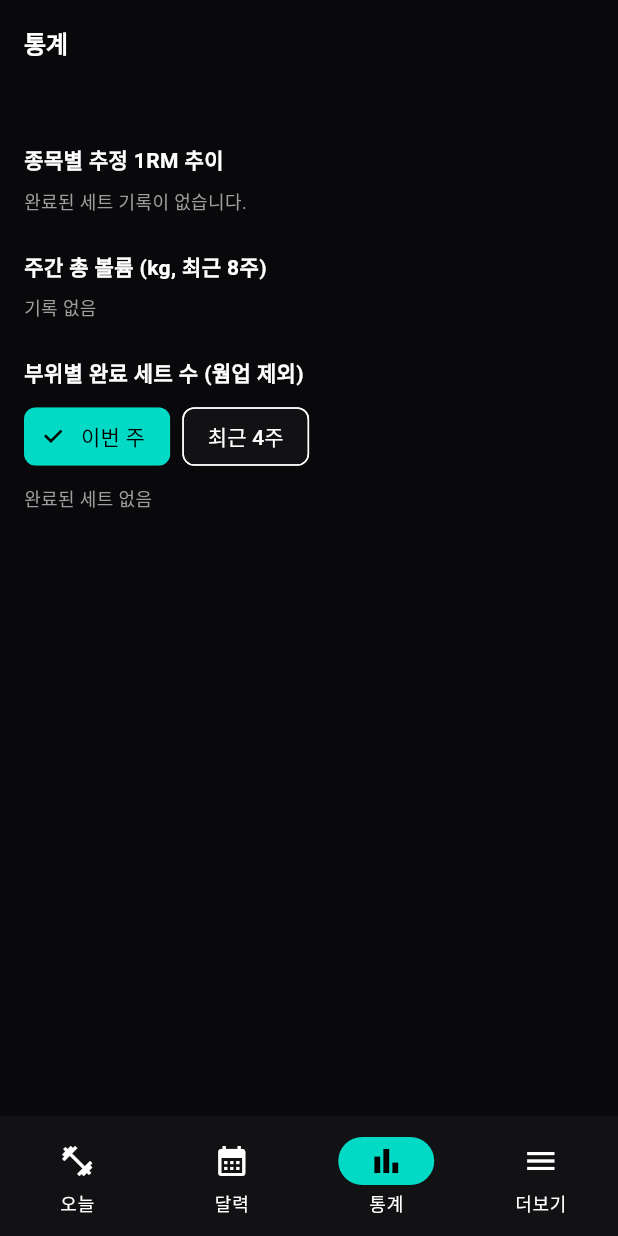
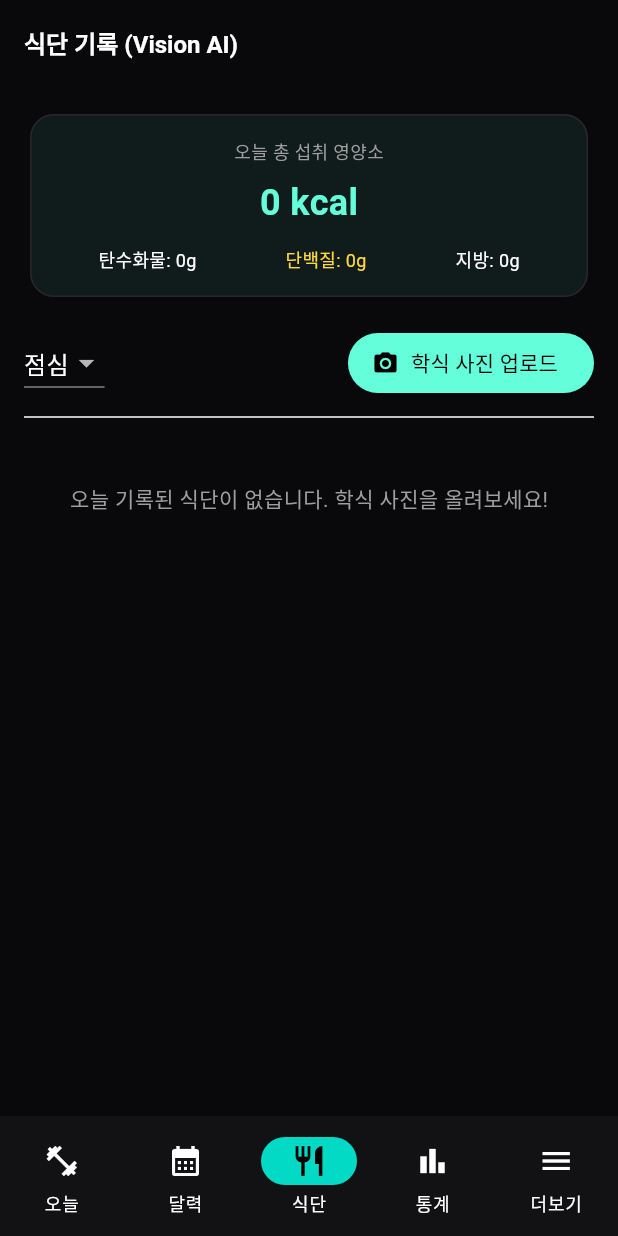
Before and after one commit to chuns3hun/workout-app, a Flutter app: the screen it shows after launch, item 3 of the bottom bar chosen, on a phone screen of 412 x 824 dp. Run offline on Flutter 3.47's test engine with Material 3 defaults, Android fonts, the phone set to English and light mode, and no system bars; our stand-ins replace fl_chart, shared_preferences; missing offline and left inert: dart:html.

Commit message:
Complete Vision AI FoodPage integration

````diff
--- a/lib/models.dart
+++ b/lib/models.dart
@@ -56,12 +56,12 @@ class Exercise {
   int minReps;
   int maxReps;
   bool isCollapsed;
-  int rev = 0; // 입력창 상태 재생성용 (저장 안 함)
+  int rev = 0;
 
   Exercise(
     this.name,
     this.sets, {
-    this.targetMuscle = '기타',
+    this.targetMuscle = '가슴',
     this.memo = '',
     this.supersetGroup = 'NONE',
     this.minReps = 8,
@@ -181,3 +181,75 @@ class BodyRecord {
         (j['f'] as num?)?.toDouble(),
       );
 }
+
+// ---------- 식단 모델 ----------
+class FoodItem {
+  String name;
+  double calories;
+  double carbs;
+  double protein;
+  double fat;
+
+  FoodItem({
+    required this.name,
+    required this.calories,
+    required this.carbs,
+    required this.protein,
+    required this.fat,
+  });
+
+  Map<String, dynamic> toJson() => {
+        'n': name,
+        'cal': calories,
+        'c': carbs,
+        'p': protein,
+        'f': fat,
+      };
+
+  factory FoodItem.fromJson(Map<String, dynamic> j) => FoodItem(
+        name: j['n'] as String,
+        calories: (j['cal'] as num).toDouble(),
+        carbs: (j['c'] as num).toDouble(),
+        protein: (j['p'] as num).toDouble(),
+        fat: (j['f'] as num).toDouble(),
+      );
+}
+
+class MealEntry {
+  String id;
+  String date;
+  String mealType;
+  String? imageBase64;
+  List<FoodItem> foods;
+
+  MealEntry({
+    required this.id,
+    required this.date,
+    required this.mealType,
+    this.imageBase64,
+    required this.foods,
+  });
+
+  double get totalCalories => foods.fold(0.0, (a, b) => a + b.calories);
+  double get totalCarbs => foods.fold(0.0, (a, b) => a + b.carbs);
+  double get totalProtein => foods.fold(0.0, (a, b) => a + b.protein);
+  double get totalFat => foods.fold(0.0, (a, b) => a + b.fat);
+
+  Map<String, dynamic> toJson() => {
+        'id': id,
+        'd': date,
+        'mt': mealType,
+        'img': imageBase64,
+        'f': foods.map((e) => e.toJson()).toList(),
+      };
+
+  factory MealEntry.fromJson(Map<String, dynamic> j) => MealEntry(
+        id: j['id'] as String,
+        date: j['d'] as String,
+        mealType: j['mt'] as String? ?? '점심',
+        imageBase64: j['img'] as String?,
+        foods: (j['f'] as List)
+            .map((e) => FoodItem.fromJson(e as Map<String, dynamic>))
+            .toList(),
+      );
+}
--- /dev/null
+++ b/lib/pages/food_page.dart
@@ -0,0 +1,256 @@
+import 'dart:convert';
+import 'dart:html' as html;
+import 'package:flutter/material.dart';
+import '../models.dart';
+import '../store.dart';
+import '../utils.dart';
+
+class FoodPage extends StatefulWidget {
+  final Store store;
+  const FoodPage({super.key, required this.store});
+
+  @override
+  State<FoodPage> createState() => _FoodPageState();
+}
+
+class _FoodPageState extends State<FoodPage> {
+  bool _isLoading = false;
+  String selectedMealType = '점심';
+
+  void _analyzeAndAddFood() {
+    final input = html.FileUploadInputElement()..accept = 'image/*';
+    input.click();
+    input.onChange.listen((e) {
+      final files = input.files;
+      if (files != null && files.isNotEmpty) {
+        final reader = html.FileReader();
+        reader.readAsDataUrl(files[0]);
+        reader.onLoadEnd.listen((e) async {
+          final dataUrl = reader.result as String;
+          final base64Image = dataUrl.split(',').last;
+
+          setState(() => _isLoading = true);
+
+          try {
+            final foods = await FoodAnalyzer.analyzeMealImage(base64Image);
+            final newMeal = MealEntry(
+              id: DateTime.now().millisecondsSinceEpoch.toString(),
+              date: dateKey(DateTime.now()),
+              mealType: selectedMealType,
+              imageBase64: base64Image,
+              foods: foods,
+            );
+
+            setState(() {
+              widget.store.meals.add(newMeal);
+            });
+            await widget.store.save();
+            if (mounted) {
+              snack(context, '✨ AI 식단 분석이 완료되었습니다.');
+            }
+          } catch (err) {
+            if (mounted) {
+              snack(context, '분석 실패: ${err.toString()}');
+            }
+          } finally {
+            if (mounted) setState(() => _isLoading = false);
+          }
+        });
+      }
+    });
+  }
+
+  void _addManualFoodItem(MealEntry meal) {
+    final nameCtrl = TextEditingController();
+    final calCtrl = TextEditingController();
+    final cCtrl = TextEditingController();
+    final pCtrl = TextEditingController();
+    final fCtrl = TextEditingController();
+
+    showDialog(
+      context: context,
+      builder: (ctx) => AlertDialog(
+        title: const Text('음식 항목 수동 추가'),
+        content: Column(
+          mainAxisSize: MainAxisSize.min,
+          children: [
+            TextField(controller: nameCtrl, decoration: const InputDecoration(hintText: '음식명 (예: 제육볶음)')),
+            TextField(controller: calCtrl, decoration: const InputDecoration(hintText: '칼로리 (kcal)'), keyboardType: TextInputType.number),
+            TextField(controller: cCtrl, decoration: const InputDecoration(hintText: '탄수화물 (g)'), keyboardType: TextInputType.number),
+            TextField(controller: pCtrl, decoration: const InputDecoration(hintText: '단백질 (g)'), keyboardType: TextInputType.number),
+            TextField(controller: fCtrl, decoration: const InputDecoration(hintText: '지방 (g)'), keyboardType: TextInputType.number),
+          ],
+        ),
+        actions: [
+          TextButton(
+            onPressed: () {
+              final item = FoodItem(
+                name: nameCtrl.text.trim().isEmpty ? '음식' : nameCtrl.text.trim(),
+                calories: double.tryParse(calCtrl.text) ?? 0,
+                carbs: double.tryParse(cCtrl.text) ?? 0,
+                protein: double.tryParse(pCtrl.text) ?? 0,
+                fat: double.tryParse(fCtrl.text) ?? 0,
+              );
+              setState(() {
+                meal.foods.add(item);
+              });
+              widget.store.save();
+              Navigator.pop(ctx);
+            },
+            child: const Text('추가'),
+          )
+        ],
+      ),
+    );
+  }
+
+  @override
+  Widget build(BuildContext context) {
+    final todayStr = dateKey(DateTime.now());
+    final todayMeals = widget.store.meals.where((m) => m.date == todayStr).toList();
+
+    double totalCal = todayMeals.fold(0.0, (a, b) => a + b.totalCalories);
+    double totalC = todayMeals.fold(0.0, (a, b) => a + b.totalCarbs);
+    double totalP = todayMeals.fold(0.0, (a, b) => a + b.totalProtein);
+    double totalF = todayMeals.fold(0.0, (a, b) => a + b.totalFat);
+
+    return Scaffold(
+      appBar: AppBar(title: const Text('식단 기록 (Vision AI)')),
+      body: _isLoading
+          ? const Center(
+              child: Column(
+                mainAxisAlignment: MainAxisAlignment.center,
+                children: [
+                  CircularProgressIndicator(color: Colors.tealAccent),
+                  SizedBox(height: 16),
+                  Text('🤖 AI가 학식 영양소를 분석하고 있습니다...', style: TextStyle(color: Colors.tealAccent)),
+                ],
+              ),
+            )
+          : ListView(
+              padding: const EdgeInsets.all(16),
+              children: [
+                Card(
+                  color: Colors.tealAccent.withOpacity(0.08),
+                  child: Padding(
+                    padding: const EdgeInsets.all(16),
+                    child: Column(
+                      children: [
+                        const Text('오늘 총 섭취 영양소', style: TextStyle(fontSize: 12, color: Colors.grey)),
+                        const SizedBox(height: 8),
+                        Text('${fmt(totalCal)} kcal',
+                            style: const TextStyle(fontSize: 24, fontWeight: FontWeight.bold, color: Colors.tealAccent)),
+                        const SizedBox(height: 12),
+                        Row(
+                          mainAxisAlignment: MainAxisAlignment.spaceAround,
+                          children: [
+                            Text('탄수화물: ${fmt(totalC)}g', style: const TextStyle(fontSize: 12)),
+                            Text('단백질: ${fmt(totalP)}g', style: const TextStyle(fontSize: 12, color: Colors.amberAccent)),
+                            Text('지방: ${fmt(totalF)}g', style: const TextStyle(fontSize: 12)),
+                          ],
+                        )
+                      ],
+                    ),
+                  ),
+                ),
+                const SizedBox(height: 16),
+                Row(
+                  children: [
+                    DropdownButton<String>(
+                      value: selectedMealType,
+                      items: ['아침', '점심', '저녁', '간식']
+                          .map((t) => DropdownMenuItem(value: t, child: Text(t)))
+                          .toList(),
+                      onChanged: (v) => setState(() => selectedMealType = v!),
+                    ),
+                    const Spacer(),
+                    ElevatedButton.icon(
+                      style: ElevatedButton.styleFrom(
+                        backgroundColor: Colors.tealAccent,
+                        foregroundColor: Colors.black,
+                      ),
+                      icon: const Icon(Icons.camera_alt, size: 18),
+                      label: const Text('학식 사진 업로드'),
+                      onPressed: _analyzeAndAddFood,
+                    ),
+                  ],
+                ),
+                const Divider(height: 24),
+                if (todayMeals.isEmpty)
+                  const Center(
+                    child: Padding(
+                      padding: EdgeInsets.symmetric(vertical: 32),
+                      child: Text('오늘 기록된 식단이 없습니다. 학식 사진을 올려보세요!', style: TextStyle(color: Colors.grey)),
+                    ),
+                  )
+                else
+                  for (final meal in todayMeals.reversed)
+                    Card(
+                      margin: const EdgeInsets.symmetric(vertical: 8),
+                      child: Padding(
+                        padding: const EdgeInsets.all(12),
+                        child: Column(
+                          crossAxisAlignment: CrossAxisAlignment.start,
+                          children: [
+                            Row(
+                              children: [
+                                Text('${meal.mealType} - ${fmt(meal.totalCalories)} kcal',
+                                    style: const TextStyle(fontWeight: FontWeight.bold, color: Colors.tealAccent)),
+                                const Spacer(),
+                                IconButton(
+                                  icon: const Icon(Icons.add, size: 18, color: Colors.grey),
+                                  onPressed: () => _addManualFoodItem(meal),
+                                ),
+                                IconButton(
+                                  icon: const Icon(Icons.close, size: 18, color: Colors.grey),
+                                  onPressed: () {
+                                    setState(() => widget.store.meals.remove(meal));
+                                    widget.store.save();
+                                  },
+                                ),
+                              ],
+                            ),
+                            if (meal.imageBase64 != null) ...[
+                              const SizedBox(height: 8),
+                              ClipRRect(
+                                borderRadius: BorderRadius.circular(8),
+                                child: Image.memory(
+                                  base64Decode(meal.imageBase64!),
+                                  height: 160,
+                                  width: double.infinity,
+                                  fit: BoxFit.cover,
+                                ),
+                              ),
+                            ],
+                            const SizedBox(height: 8),
+                            for (var idx = 0; idx < meal.foods.length; idx++) ...[
+                              Padding(
+                                padding: const EdgeInsets.symmetric(vertical: 2),
+                                child: Row(
+                                  children: [
+                                    Text('• ${meal.foods[idx].name}', style: const TextStyle(fontSize: 13)),
+                                    const Spacer(),
+                                    Text(
+                                      '${fmt(meal.foods[idx].calories)}kcal (탄:${fmt(meal.foods[idx].carbs)}g/단:${fmt(meal.foods[idx].protein)}g/지:${fmt(meal.foods[idx].fat)}g)',
+                                      style: const TextStyle(fontSize: 11, color: Colors.grey),
+                                    ),
+                                    IconButton(
+                                      icon: const Icon(Icons.remove_circle_outline, size: 14, color: Colors.grey),
+                                      onPressed: () {
+                                        setState(() => meal.foods.removeAt(idx));
+                                        widget.store.save();
+                                      },
+                                    )
+                                  ],
+                                ),
+                              )
+                            ]
+                          ],
+                        ),
+                      ),
+                    ),
+              ],
+            ),
+    );
+  }
+}
--- a/lib/pages/home_shell.dart
+++ b/lib/pages/home_shell.dart
@@ -1,11 +1,12 @@
 import 'package:flutter/material.dart';
 import '../store.dart';
 import 'calendar_page.dart';
+import 'food_page.dart';
 import 'more_page.dart';
 import 'session_page.dart';
 import 'stats_page.dart';
 
-/// 하단 탭: 오늘 / 달력 / 통계 / 더보기
+/// 하단 탭: 오늘 / 달력 / 식단 / 통계 / 더보기
 class HomeShell extends StatefulWidget {
   final Store store;
   const HomeShell({super.key, required this.store});
@@ -21,12 +22,12 @@ class _HomeShellState extends State<HomeShell> {
   Widget build(BuildContext context) {
     final st = widget.store;
     return Scaffold(
-      // IndexedStack: 탭을 전환해도 오늘 탭의 휴식 타이머·입력 상태가 유지됨
       body: IndexedStack(
         index: _i,
         children: [
           SessionPage(store: st),
           CalendarPage(store: st),
+          FoodPage(store: st),
           StatsPage(store: st),
           MorePage(store: st),
         ],
@@ -37,6 +38,7 @@ class _HomeShellState extends State<HomeShell> {
         destinations: const [
           NavigationDestination(icon: Icon(Icons.fitness_center), label: '오늘'),
           NavigationDestination(icon: Icon(Icons.calendar_month), label: '달력'),
+          NavigationDestination(icon: Icon(Icons.restaurant), label: '식단'),
           NavigationDestination(icon: Icon(Icons.bar_chart), label: '통계'),
           NavigationDestination(icon: Icon(Icons.menu), label: '더보기'),
         ],
--- a/lib/pages/more_page.dart
+++ b/lib/pages/more_page.dart
@@ -2,6 +2,7 @@ import 'package:flutter/material.dart';
 import '../store.dart';
 import 'body_page.dart';
 import 'data_dialog.dart';
+import 'food_page.dart';
 import 'history_page.dart';
 import 'routine_page.dart';
 
@@ -10,7 +11,7 @@ class MorePage extends StatelessWidget {
   const MorePage({super.key, required this.store});
 
   void _open(BuildContext c, Widget page) =>
-      Navigator.push(c, MaterialPageRoute(builder: (_) => page));
+    Navigator.push(c, MaterialPageRoute(builder: (_) => page));
 
   Future<void> _setRest(BuildContext context) async {
     final c = TextEditingController(text: '${store.defaultRestSeconds}');
@@ -64,6 +65,8 @@ class MorePage extends StatelessWidget {
         body: ListView(children: [
           _tile(Icons.folder_open, '루틴 관리',
               () => _open(context, RoutinePage(store: store))),
+          _tile(Icons.restaurant, '식단 기록 (Vision AI)',
+              () => _open(context, FoodPage(store: store))),
           _tile(Icons.monitor_weight_outlined, '신체 기록',
               () => _open(context, BodyPage(store: store))),
           _tile(Icons.history, '운동 목록',
--- a/lib/pages/session_page.dart
+++ b/lib/pages/session_page.dart
@@ -5,6 +5,7 @@ import '../store.dart';
 import '../utils.dart';
 import '../widgets/exercise_card.dart';
 import 'data_dialog.dart';
+import 'food_page.dart';
 
 /// 운동 기록 화면. session == null 이면 "오늘" 탭용.
 class SessionPage extends StatefulWidget {
--- a/lib/store.dart
+++ b/lib/store.dart
@@ -1,41 +1,101 @@
-import 'dart:async';
 import 'dart:convert';
 import 'package:flutter/foundation.dart';
+import 'package:http/http.dart' as http;
 import 'package:shared_preferences/shared_preferences.dart';
 import 'models.dart';
 import 'utils.dart';
 
-/// 앱 전체 데이터 + 저장/불러오기.
-/// save()는 250ms 디바운스 후 저장하고 리스너(달력·통계 등)에 알림.
+// ⚠️ 본인의 Gemini API 키 입력
+const String geminiApiKey = 'AQ.Ab8RN6LGD5Dwmlsq_qBKjp2AEX8a7F_Q2pTbeo3iYmfVX3ySYw';
+
+class FoodAnalyzer {
+  static Future<List<FoodItem>> analyzeMealImage(String base64Image) async {
+    if (geminiApiKey == 'YOUR_GEMINI_API_KEY' || geminiApiKey.isEmpty) {
+      throw Exception('Gemini API 키가 설정되지 않았습니다.');
+    }
+
+    final url = Uri.parse(
+        'https://generativelanguage.googleapis.com/v1beta/models/gemini-1.5-flash:generateContent?key=$geminiApiKey');
+
+    const promptText = '''
+너는 영양학 전문가야. 전달된 식단/학식 사진을 분석해서 포함된 음식 항목별 영양성분을 정밀하게 추정해줘.
+반드시 아래와 같은 순수한 JSON 배열 형식으로만 응답해줘. 다른 서론이나 설명은 절대 붙이지 마:
+[
+  {
+    "name": "음식명",
+    "calories": 칼로리(kcal숫자만),
+    "carbs": 탄수화물(g숫자만),
+    "protein": 단백질(g숫자만),
+    "fat": 지방(g숫자만)
+  }
+]
+''';
+
+    final body = jsonEncode({
+      "contents": [
+        {
+          "parts": [
+            {"text": promptText},
+            {
+              "inline_data": {
+                "mime_type": "image/jpeg",
+                "data": base64Image
+              }
+            }
+          ]
+        }
+      ]
+    });
+
+    final response = await http.post(
+      url,
+      headers: {'Content-Type': 'application/json'},
+      body: body,
+    );
+
+    if (response.statusCode == 200) {
+      final resJson = jsonDecode(response.body);
+      final rawText = resJson['candidates']?[0]?['content']?['parts']?[0]?['text'] as String?;
+      if (rawText == null) throw Exception('분석 결과를 가져오지 못했습니다.');
+
+      final cleanJsonStr = rawText
+          .replaceAll('```json', '')
+          .replaceAll('```', '')
+          .trim();
+
+      final List decoded = jsonDecode(cleanJsonStr);
+      return decoded.map((e) => FoodItem.fromJson(e as Map<String, dynamic>)).toList();
+    } else {
+      throw Exception('API 호출 실패: ${response.statusCode}');
+    }
+  }
+}
+
 class Store extends ChangeNotifier {
   final List<Session> sessions = [];
   final List<Routine> routines = [];
   final List<BodyRecord> bodyRecords = [];
+  final List<MealEntry> meals = [];
   int defaultRestSeconds = 90;
   String? lastBackup;
 
-  static const _keys = ['sessions', 'routines', 'body_records', 'rest_sec'];
-  Timer? _debounce;
+  static const _keys = ['sessions', 'routines', 'body_records', 'meals', 'rest_sec', 'last_backup'];
 
   static List<T> _l<T>(dynamic raw, T Function(Map<String, dynamic>) f) =>
       ((raw as List?) ?? []).map((e) => f(e as Map<String, dynamic>)).toList();
 
-  // 종목이 없는 빈 세션은 저장하지 않음
   Map<String, dynamic> _toMap() => {
-        'sessions': sessions
-            .where((s) => s.exercises.isNotEmpty)
-            .map((s) => s.toJson())
-            .toList(),
+        'sessions': sessions.map((s) => s.toJson()).toList(),
         'routines': routines.map((r) => r.toJson()).toList(),
         'body_records': bodyRecords.map((b) => b.toJson()).toList(),
+        'meals': meals.map((m) => m.toJson()).toList(),
         'rest_sec': defaultRestSeconds,
+        'last_backup': lastBackup,
       };
 
   void _apply(Map<String, dynamic> m) {
     if (m['sessions'] != null) {
       final l = _l(m['sessions'], Session.fromJson)
-          .where((s) => s.exercises.isNotEmpty)
-          .toList()
         ..sort((a, b) => a.date.compareTo(b.date));
       sessions
         ..clear()
@@ -52,9 +112,19 @@ class Store extends ChangeNotifier {
         ..addAll(_l(m['body_records'], BodyRecord.fromJson)
           ..sort((a, b) => a.date.compareTo(b.date)));
     }
+    if (m['meals'] != null) {
+      meals
+        ..clear()
+        ..addAll(_l(m['meals'], MealEntry.fromJson)
+          ..sort((a, b) => a.date.compareTo(b.date)));
+    }
     if (m['rest_sec'] != null) {
       defaultRestSeconds = m['rest_sec'] as int? ?? 90;
     }
+    if (m['last_backup'] != null) {
+      lastBackup = m['last_backup'] as String?;
+    }
+    notifyListeners();
   }
 
   Future<void> load() async {
@@ -65,20 +135,9 @@ class Store extends ChangeNotifier {
       if (s != null) m[k] = jsonDecode(s);
     }
     _apply(m);
-    lastBackup = p.getString('last_backup');
   }
 
-  void save() {
-    _debounce?.cancel();
-    _debounce = Timer(const Duration(milliseconds: 250), _persist);
-  }
-
-  Future<void> saveNow() {
-    _debounce?.cancel();
-    return _persist();
-  }
-
-  Future<void> _persist() async {
+  Future<void> save() async {
     final p = await SharedPreferences.getInstance();
     final m = _toMap();
     for (final k in _keys) {
@@ -87,41 +146,35 @@ class Store extends ChangeNotifier {
     notifyListeners();
   }
 
-  void setRestSeconds(int v) {
-    defaultRestSeconds = v.clamp(10, 900).toInt();
-    save();
+  bool get needsBackup {
+    if (lastBackup == null) return true;
+    final b = DateTime.tryParse(lastBackup!);
+    if (b == null) return true;
+    return DateTime.now().difference(b).inDays >= 7;
+  }
+
+  int? daysSinceBackup() {
+    if (lastBackup == null) return null;
+    final b = DateTime.tryParse(lastBackup!);
+    if (b == null) return null;
+    return DateTime.now().difference(b).inDays;
   }
 
   Future<void> markBackup() async {
     lastBackup = dateKey(DateTime.now());
-    final p = await SharedPreferences.getInstance();
-    await p.setString('last_backup', lastBackup!);
-    notifyListeners();
+    await save();
   }
 
-  int? daysSinceBackup() {
-    if (lastBackup == null) return null;
-    final d = DateTime.tryParse(lastBackup!);
-    if (d == null) return null;
-    final n = DateTime.now();
-    return DateTime(n.year, n.month, n.day)
-        .difference(DateTime(d.year, d.month, d.day))
-        .inDays;
-  }
-
-  // 기록이 3회 이상 쌓였고, 백업이 없거나 14일 이상 지났을 때
-  bool get needsBackup {
-    if (sessions.where((s) => s.exercises.isNotEmpty).length < 3) return false;
-    final d = daysSinceBackup();
-    return d == null || d >= 14;
+  Future<void> setRestSeconds(int sec) async {
+    defaultRestSeconds = sec;
+    await save();
   }
 
   String exportJson() => jsonEncode(_toMap());
 
   String exportCsv() {
     final sb = StringBuffer();
-    sb.writeln(
-        'Date,Routine,Exercise,TargetMuscle,SetType,Weight,Reps,RPE,Completed');
+    sb.writeln('Date,Routine,Exercise,TargetMuscle,SetType,Weight,Reps,RPE,Completed');
     for (final s in sessions) {
       for (final e in s.exercises) {
         for (final set in e.sets) {
@@ -135,18 +188,14 @@ class Store extends ChangeNotifier {
 
   Future<void> importJson(String raw) async {
     final d = jsonDecode(raw);
-    final map = d is List ? {'sessions': d} : d as Map<String, dynamic>;
-    if (!map.containsKey('sessions')) {
-      throw const FormatException('백업 파일 형식이 아닙니다.');
-    }
     final before = jsonDecode(jsonEncode(_toMap())) as Map<String, dynamic>;
     try {
-      _apply(map);
+      _apply(d is List ? {'sessions': d} : d as Map<String, dynamic>);
     } catch (e) {
       _apply(before);
       rethrow;
     }
-    await saveNow();
+    await save();
   }
 
   Session today() {
@@ -158,7 +207,7 @@ class Store extends ChangeNotifier {
     });
   }
 
-  List<String> getAllExerciseNames() {
+  List<String> recentExerciseNames() {
     final names = <String>{};
     for (final r in routines) names.addAll(r.exercises);
     for (final s in sessions) {
@@ -169,44 +218,12 @@ class Store extends ChangeNotifier {
     return names.toList()..sort();
   }
 
-  // 최근에 수행한 순서 → 루틴 종목 순
-  List<String> recentExerciseNames() {
-    final names = <String>[];
-    for (final s in sessions.reversed) {
-      for (final e in s.exercises) {
-        if (e.name.isNotEmpty && !names.contains(e.name)) names.add(e.name);
-      }
-    }
-    for (final r in routines) {
-      for (final n in r.exercises) {
-        if (!names.contains(n)) names.add(n);
-      }
-    }
-    return names;
-  }
-
-  Exercise? lastExercise(String name, String date) {
-    for (final s in sessions.reversed) {
-      if (s.date.compareTo(date) >= 0) continue;
-      for (final e in s.exercises) {
-        if (e.name == name) return e;
-      }
-    }
-    return null;
-  }
-
-  // 이전 기록이 있으면 부위·목표 횟수·메모를 이어받음
-  Exercise newExercise(String name, String date,
-      {String fallbackMuscle = '기타'}) {
-    final last = lastExercise(name, date);
+  Exercise newExercise(String name, String date, {String fallbackMuscle = '가슴'}) {
     final prev = previous(name, date);
     return Exercise(
       name,
       prev.isEmpty ? [SetEntry()] : prev,
-      targetMuscle: last?.targetMuscle ?? fallbackMuscle,
-      memo: last?.memo ?? '',
-      minReps: last?.minReps ?? 8,
-      maxReps: last?.maxReps ?? 12,
+      targetMuscle: fallbackMuscle,
     );
   }
 
@@ -235,9 +252,7 @@ class Store extends ChangeNotifier {
       for (final e in s.exercises) {
         if (e.name != name) continue;
         for (final x in e.sets) {
-          if (x.done && x.type != SetType.WARMUP && x.weight > m) {
-            m = x.weight;
-          }
+          if (x.done && x.weight > m) m = x.weight;
         }
       }
     }
@@ -245,8 +260,7 @@ class Store extends ChangeNotifier {
   }
 
   String recommendNext(Exercise e, String date) {
-    final prevSets =
-        previous(e.name, date).where((s) => s.type == SetType.MAIN).toList();
+    final prevSets = previous(e.name, date).where((s) => s.type == SetType.MAIN).toList();
     if (prevSets.isEmpty) return '기록 부족 (첫 수행)';
 
     final lastWeight = prevSets.first.weight;
@@ -256,10 +270,11 @@ class Store extends ChangeNotifier {
     if (lastReps >= e.maxReps && lastRpe <= 8.5) {
       return '🎯 목표 달성! ${fmt(lastWeight + 2.5)}kg 추천';
     }
+
     if (lastRpe <= 7.0) {
-      return '추천: ${fmt(lastWeight + 2.5)}kg × $lastReps회';
+      return '추천: ${fmt(lastWeight + 2.5)}kg × ${lastReps}회';
     } else if (lastRpe >= 9.5) {
-      return '추천: ${fmt(lastWeight)}kg × $lastReps회 (중량 유지)';
+      return '추천: ${fmt(lastWeight)}kg × ${lastReps}회 (중량 유지)';
     } else {
       return '추천: ${fmt(lastWeight)}kg × ${lastReps + 1}회 (+1회 도전)';
     }
--- a/pubspec.yaml
+++ b/pubspec.yaml
@@ -36,6 +36,7 @@ dependencies:
   cupertino_icons: ^1.0.8
   shared_preferences: ^2.5.6
   fl_chart: ^1.2.0
+  http: ^1.6.0
 
 dev_dependencies:
   flutter_test:
````
Also changed, not shown: lib/widgets/exercise_card.dart (+1 -6 lines), docs/assets/fonts/MaterialIcons-Regular.otf, pubspec.lock, 3 other files.
